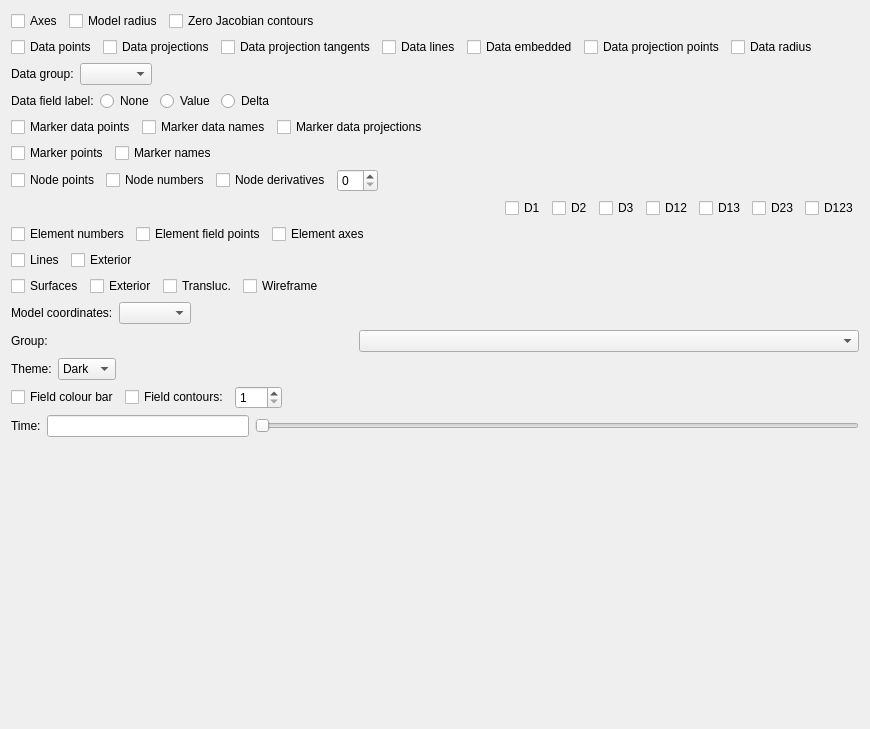
Qt form res/designer/displaysettingswidget.ui (mlin865/opencmiss.zincwidgets) before a commit.
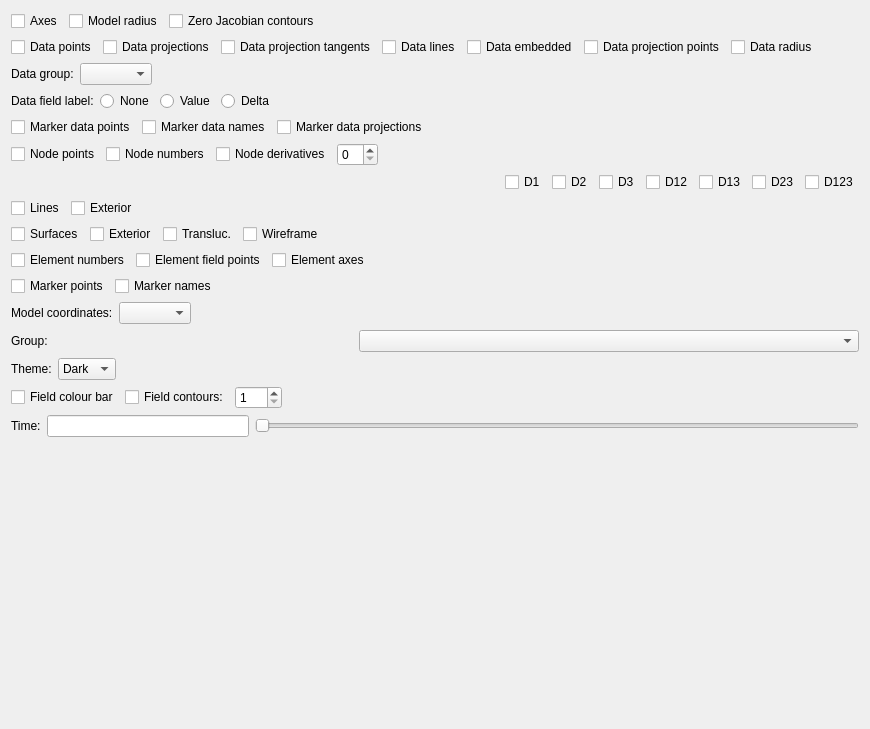
The same form after that commit. Custom widgets are drawn as their Qt base class.

Commit message: Make scaffold markers independent of data

```diff
--- a/res/designer/displaysettingswidget.ui
+++ b/res/designer/displaysettingswidget.ui
@@ -339,57 +339,6 @@
         </layout>
        </widget>
       </item>
-      <item>
-       <widget class="QFrame" name="displayMarker_frame">
-        <property name="frameShape">
-         <enum>QFrame::Shape::NoFrame</enum>
-        </property>
-        <property name="frameShadow">
-         <enum>QFrame::Shadow::Raised</enum>
-        </property>
-        <layout class="QHBoxLayout" name="horizontalLayout_2">
-         <property name="leftMargin">
-          <number>0</number>
-         </property>
-         <property name="topMargin">
-          <number>0</number>
-         </property>
-         <property name="rightMargin">
-          <number>0</number>
-         </property>
-         <property name="bottomMargin">
-          <number>0</number>
-         </property>
-         <item>
-          <widget class="QCheckBox" name="displayMarkerPoints_checkBox">
-           <property name="text">
-            <string>Marker points</string>
-           </property>
-          </widget>
-         </item>
-         <item>
-          <widget class="QCheckBox" name="displayMarkerNames_checkBox">
-           <property name="text">
-            <string>Marker names</string>
-           </property>
-          </widget>
-         </item>
-         <item>
-          <spacer name="displayMarker_horizontalSpacer">
-           <property name="orientation">
-            <enum>Qt::Orientation::Horizontal</enum>
-           </property>
-           <property name="sizeHint" stdset="0">
-            <size>
-             <width>750</width>
-             <height>20</height>
-            </size>
-           </property>
-          </spacer>
-         </item>
-        </layout>
-       </widget>
-      </item>
      </layout>
     </widget>
    </item>
@@ -601,70 +550,6 @@
      </layout>
     </widget>
    </item>
-   <item>
-    <widget class="QFrame" name="displayElements_frame">
-     <property name="frameShape">
-      <enum>QFrame::Shape::NoFrame</enum>
-     </property>
-     <property name="frameShadow">
-      <enum>QFrame::Shadow::Raised</enum>
-     </property>
-     <layout class="QHBoxLayout" name="horizontalLayout_4">
-      <property name="leftMargin">
-       <number>0</number>
-      </property>
-      <property name="topMargin">
-       <number>0</number>
-      </property>
-      <property name="rightMargin">
-       <number>0</number>
-      </property>
-      <property name="bottomMargin">
-       <number>0</number>
-      </property>
-      <item>
-       <widget class="QCheckBox" name="displayElementNumbers_checkBox">
-        <property name="text">
-         <string>Element numbers</string>
-        </property>
-       </widget>
-      </item>
-      <item>
-       <widget class="QCheckBox" name="displayElementFieldPoints_checkBox">
-        <property name="text">
-         <string>Element field points</string>
-        </property>
-       </widget>
-      </item>
-      <item>
-       <widget class="QCheckBox" name="displayElementAxes_checkBox">
-        <property name="sizePolicy">
-         <sizepolicy hsizetype="Minimum" vsizetype="Fixed">
-          <horstretch>0</horstretch>
-          <verstretch>0</verstretch>
-         </sizepolicy>
-        </property>
-        <property name="text">
-         <string>Element axes</string>
-        </property>
-       </widget>
-      </item>
-      <item>
-       <spacer name="displayElements_horizontalSpacer">
-        <property name="orientation">
-         <enum>Qt::Orientation::Horizontal</enum>
-        </property>
-        <property name="sizeHint" stdset="0">
-         <size>
-          <width>40</width>
-          <height>20</height>
-         </size>
-        </property>
-       </spacer>
-      </item>
-     </layout>
-    </widget>
-   </item>
    <item>
     <widget class="QFrame" name="displayLines_frame">
      <property name="frameShape">
@@ -805,6 +690,121 @@
      </layout>
     </widget>
    </item>
+   <item>
+    <widget class="QFrame" name="displayElements_frame">
+     <property name="frameShape">
+      <enum>QFrame::Shape::NoFrame</enum>
+     </property>
+     <property name="frameShadow">
+      <enum>QFrame::Shadow::Raised</enum>
+     </property>
+     <layout class="QHBoxLayout" name="horizontalLayout_4">
+      <property name="leftMargin">
+       <number>0</number>
+      </property>
+      <property name="topMargin">
+       <number>0</number>
+      </property>
+      <property name="rightMargin">
+       <number>0</number>
+      </property>
+      <property name="bottomMargin">
+       <number>0</number>
+      </property>
+      <item>
+       <widget class="QCheckBox" name="displayElementNumbers_checkBox">
+        <property name="text">
+         <string>Element numbers</string>
+        </property>
+       </widget>
+      </item>
+      <item>
+       <widget class="QCheckBox" name="displayElementFieldPoints_checkBox">
+        <property name="text">
+         <string>Element field points</string>
+        </property>
+       </widget>
+      </item>
+      <item>
+       <widget class="QCheckBox" name="displayElementAxes_checkBox">
+        <property name="sizePolicy">
+         <sizepolicy hsizetype="Minimum" vsizetype="Fixed">
+          <horstretch>0</horstretch>
+          <verstretch>0</verstretch>
+         </sizepolicy>
+        </property>
+        <property name="text">
+         <string>Element axes</string>
+        </property>
+       </widget>
+      </item>
+      <item>
+       <spacer name="displayElements_horizontalSpacer">
+        <property name="orientation">
+         <enum>Qt::Orientation::Horizontal</enum>
+        </property>
+        <property name="sizeHint" stdset="0">
+         <size>
+          <width>40</width>
+          <height>20</height>
+         </size>
+        </property>
+       </spacer>
+      </item>
+     </layout>
+    </widget>
+   </item>
+   <item>
+    <widget class="QFrame" name="displayMarker_frame">
+     <property name="frameShape">
+      <enum>QFrame::Shape::NoFrame</enum>
+     </property>
+     <property name="frameShadow">
+      <enum>QFrame::Shadow::Raised</enum>
+     </property>
+     <layout class="QHBoxLayout" name="horizontalLayout_2">
+      <property name="leftMargin">
+       <number>0</number>
+      </property>
+      <property name="topMargin">
+       <number>0</number>
+      </property>
+      <property name="rightMargin">
+       <number>0</number>
+      </property>
+      <property name="bottomMargin">
+       <number>0</number>
+      </property>
+      <item>
+       <widget class="QCheckBox" name="displayMarkerPoints_checkBox">
+        <property name="text">
+         <string>Marker points</string>
+        </property>
+       </widget>
+      </item>
+      <item>
+       <widget class="QCheckBox" name="displayMarkerNames_checkBox">
+        <property name="text">
+         <string>Marker names</string>
+        </property>
+       </widget>
+      </item>
+      <item>
+       <spacer name="displayMarker_horizontalSpacer">
+        <property name="orientation">
+         <enum>Qt::Orientation::Horizontal</enum>
+        </property>
+        <property name="sizeHint" stdset="0">
+         <size>
+          <width>750</width>
+          <height>20</height>
+         </size>
+        </property>
+       </spacer>
+      </item>
+     </layout>
+    </widget>
+   </item>
    <item>
     <widget class="QFrame" name="displayModelCoordinates_frame">
      <property name="frameShape">
```
The commit also changes 2 other files.
